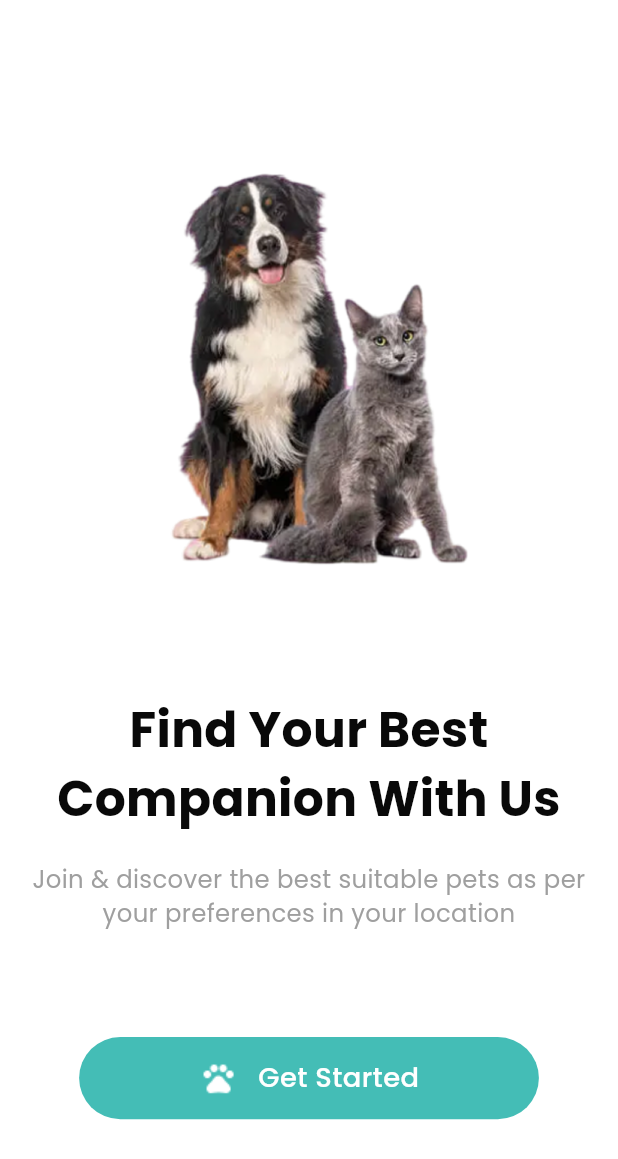
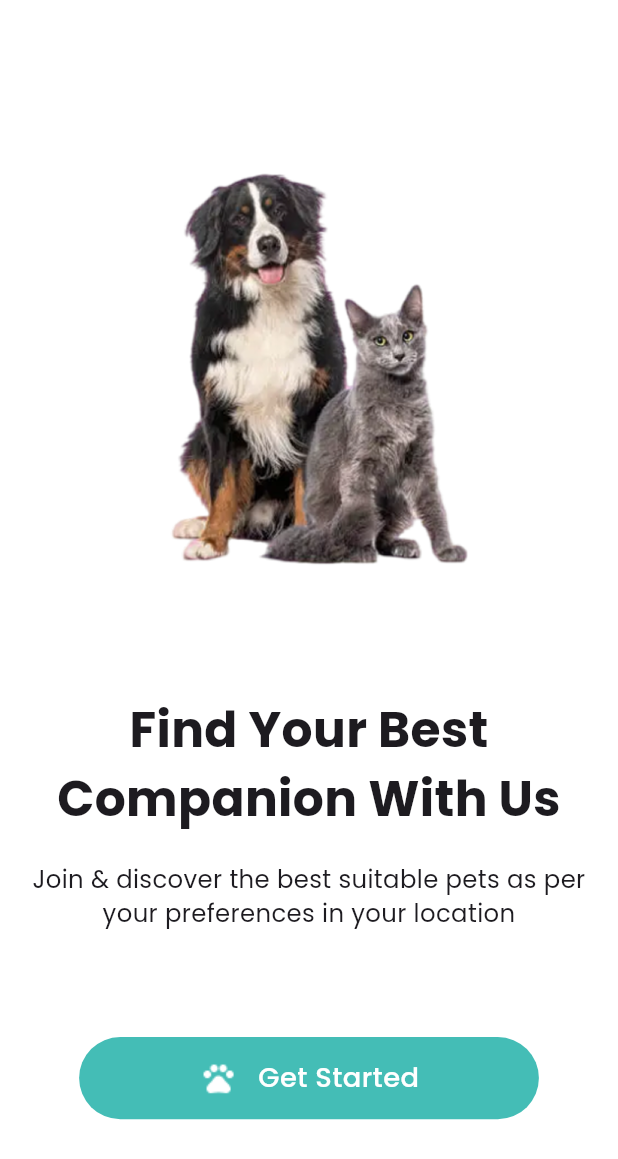
Before and after one commit to rehab-hamdi-selim/pet-finder-app, a Flutter app: the screen it shows after launch, on a phone screen of 412 x 824 dp. Shown: the top 1159 px of the screen. Run offline on Flutter 3.47's test engine with Material 3 defaults, Android fonts, the phone set to English and light mode, and no system bars; our stand-ins replace dio, flutter_bloc, flutter_screenutil, freezed_annotation, google_fonts; statements that could not run were skipped.

Commit message:
core\ app palette
I added new colors

```diff
--- a/lib/core/theme/app_palette.dart
+++ b/lib/core/theme/app_palette.dart
@@ -2,6 +2,12 @@ import 'package:flutter/material.dart';
 
 class AppPalette {
   static const Color primaryColor = Color(0xff44BDB6);
-  static const Color blackText = Color(0xff090909);
-  static const Color grayText = Color(0xff9F9F9F);
+  static const Color primaryColor50 = Color(0xffE1F8F9);
+  static const Color gray50 = Color(0xfff6f6f6);
+  static const Color gray100 = Color(0xff8F8F8F);
+  static const Color gray150 = Color(0xff9F9F9F);
+  static const Color gray200 = Color(0xff646464);
+  static const Color gray300 = Color(0xff646464);
+  static const Color black50 = Color(0xff222222);
+  static const Color black500 = Color(0xff090909);
 }
```
